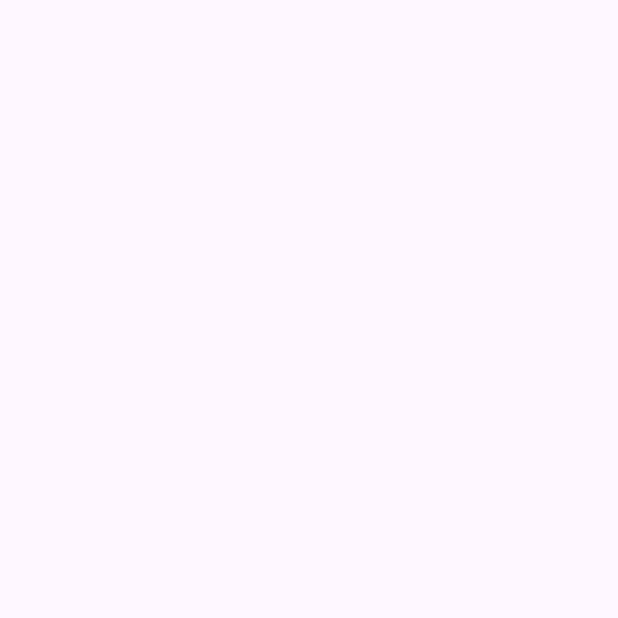
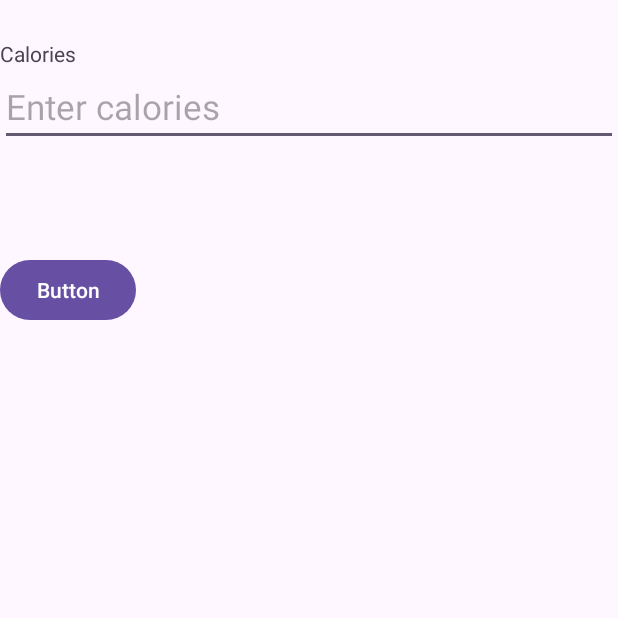
Before and after one commit to Drakon4ik-Coder/FitnessApp, an Android app: the AddMealActivity screen opened directly, with no data from a screen before it, on a phone screen of 412 x 824 dp, the top half of it. Before the commit the part shown is empty. Run offline under Robolectric (Android 15) with nearby library versions, the phone set to English and light mode, and no system bars; our stand-ins replace sdp/ssp sizes.

Commit message:
AddMealActivity opens for result of adding calories

```diff
--- a/app/build.gradle.kts
+++ b/app/build.gradle.kts
@@ -40,7 +40,7 @@ dependencies {
     implementation("androidx.constraintlayout:constraintlayout:2.1.4")
     implementation("com.mikhaellopez:circularprogressbar:3.1.0")
     implementation("com.intuit.sdp:sdp-android:1.1.1")
-    implementation("androidx.activity:activity:1.8.0")
+    implementation("androidx.activity:activity:1.9.0")
     testImplementation("junit:junit:4.13.2")
     androidTestImplementation("androidx.test.ext:junit:1.1.5")
     androidTestImplementation("androidx.test.espresso:espresso-core:3.5.1")
--- a/app/src/main/java/com/example/fitnessapp/AddMealActivity.kt
+++ b/app/src/main/java/com/example/fitnessapp/AddMealActivity.kt
@@ -1,12 +1,19 @@
 package com.example.fitnessapp
 
+import android.content.Intent
 import android.os.Bundle
+import android.widget.Button
+import android.widget.EditText
+import android.widget.Toast
 import androidx.activity.enableEdgeToEdge
 import androidx.appcompat.app.AppCompatActivity
 import androidx.core.view.ViewCompat
 import androidx.core.view.WindowInsetsCompat
 
 class AddMealActivity : AppCompatActivity() {
+
+    private lateinit var addMealButton: Button
+    private lateinit var caloriesInput: EditText
     override fun onCreate(savedInstanceState: Bundle?) {
         super.onCreate(savedInstanceState)
         enableEdgeToEdge()
@@ -16,5 +23,18 @@ class AddMealActivity : AppCompatActivity() {
             v.setPadding(systemBars.left, systemBars.top, systemBars.right, systemBars.bottom)
             insets
         }
+        addMealButton = findViewById(com.example.fitnessapp.R.id.add_meal)
+        caloriesInput = findViewById(R.id.calories_input)
+        addMealButton.setOnClickListener {
+            val inputCalories = caloriesInput.text.toString().toIntOrNull()
+            if (inputCalories != null && inputCalories > 0) {
+                val intent = Intent()
+                intent.putExtra("calories", inputCalories)
+                setResult(RESULT_OK, intent)
+                finish()
+            } else {
+                Toast.makeText(this, "Invalid input", Toast.LENGTH_SHORT).show()
+            }
+        }
     }
 }
--- a/app/src/main/res/layout/activity_add_meal.xml
+++ b/app/src/main/res/layout/activity_add_meal.xml
@@ -7,4 +7,38 @@
     android:layout_height="match_parent"
     tools:context=".AddMealActivity">
 
+    <LinearLayout
+        android:id="@+id/linearLayout2"
+        android:layout_width="match_parent"
+        android:layout_height="wrap_content"
+        android:layout_marginTop="@dimen/_20sdp"
+        android:orientation="vertical"
+        app:layout_constraintEnd_toEndOf="parent"
+        app:layout_constraintHorizontal_bias="0.5"
+        app:layout_constraintStart_toStartOf="parent"
+        app:layout_constraintTop_toTopOf="parent">
+
+        <TextView
+            android:id="@+id/textView4"
+            android:layout_width="match_parent"
+            android:layout_height="wrap_content"
+            android:text="Calories" />
+
+        <EditText
+            android:id="@+id/calories_input"
+            android:layout_width="match_parent"
+            android:layout_height="wrap_content"
+            android:hint="Enter calories"
+            android:inputType="numberSigned"
+            android:textSize="@dimen/_18sdp" />
+    </LinearLayout>
+
+    <Button
+        android:id="@+id/add_meal"
+        android:layout_width="wrap_content"
+        android:layout_height="wrap_content"
+        android:layout_marginTop="72dp"
+        android:text="Button"
+        app:layout_constraintTop_toBottomOf="@+id/linearLayout2"
+        tools:layout_editor_absoluteX="160dp" />
 </androidx.constraintlayout.widget.ConstraintLayout>
```
Also changed, not shown: app/src/main/java/com/example/fitnessapp/CaloriesActivity.kt (+26 -5 lines).
